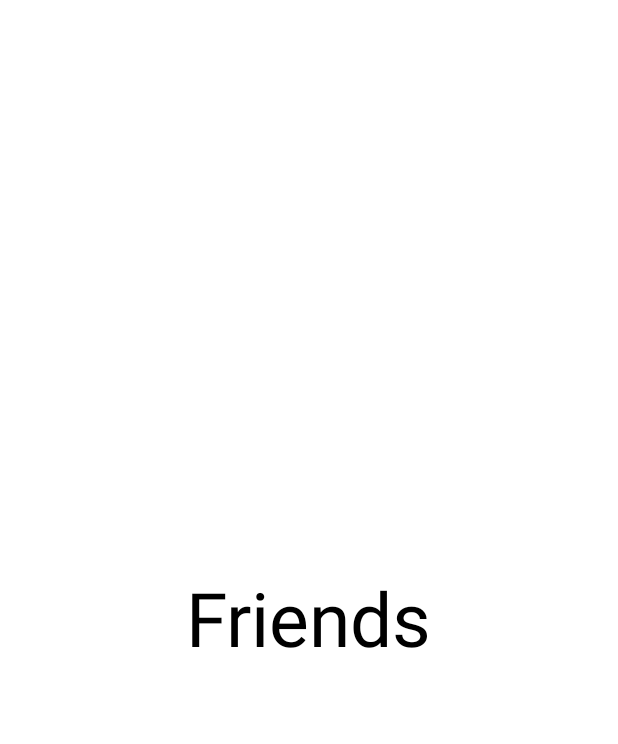
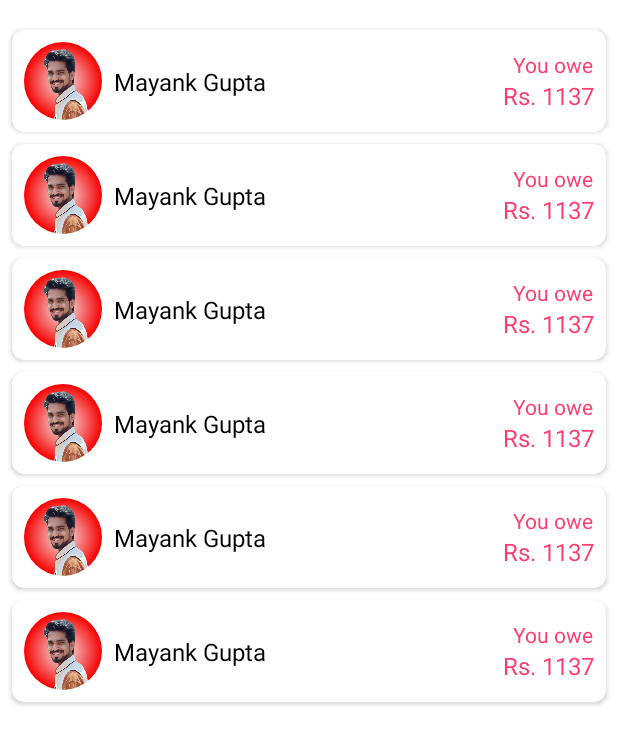
Before and after one commit to ShashankKasera/Splitwise-Expense-Manager, an Android app: the layout fragment_friends.xml on its own in the app's theme, with its tools: preview values and no code run, on a phone screen of 412 x 824 dp. Shown: the top 744 px of the screen. Run offline under Robolectric (Android 15) with nearby library versions, the phone set to English and light mode, and no system bars.

Commit message:
friend Ui Created

```diff
--- a/app/src/main/java/com/example/splitwiseexpensemanager/actionprocessor/Navigator.kt
+++ b/app/src/main/java/com/example/splitwiseexpensemanager/actionprocessor/Navigator.kt
@@ -2,11 +2,11 @@
 
 import android.content.Context
 import android.content.Intent
-import com.example.authentication.MainActivity
 import com.example.authentication.login.LoginActivity
 import com.example.authentication.registration.RegistrationActivity
 import com.example.core.actionprocessor.model.ActionParams
 import com.example.core.extension.toBundle
+import com.example.splitwiseexpensemanager.MainActivity
 import dagger.hilt.android.qualifiers.ActivityContext
 import javax.inject.Inject
 
--- a/app/src/main/res/layout/fragment_friends.xml
+++ b/app/src/main/res/layout/fragment_friends.xml
@@ -6,13 +6,13 @@
     tools:context=".fragments.FriendsFragment"
     android:id="@+id/friends_fragment">
 
-    <!-- TODO: Update blank fragment layout -->
-    <TextView
-        android:layout_width="wrap_content"
+    <androidx.recyclerview.widget.RecyclerView
+        android:id="@+id/rv_friend"
+        android:layout_width="match_parent"
         android:layout_height="wrap_content"
-        android:text="Friends"
-        android:textSize="50dp"
-        android:layout_gravity="center"
-        android:textColor="@color/black" />
+        tools:itemCount="10"
+        android:layout_marginTop="16dp"
+        android:layout_marginBottom="16dp"
+        tools:listitem="@layout/friend_item" />
 
 </FrameLayout>
--- /dev/null
+++ b/app/src/main/res/layout/friend_item.xml
@@ -0,0 +1,76 @@
+<?xml version="1.0" encoding="utf-8"?>
+<androidx.constraintlayout.widget.ConstraintLayout xmlns:android="http://schemas.android.com/apk/res/android"
+    android:layout_width="match_parent"
+    android:layout_height="wrap_content"
+    xmlns:app="http://schemas.android.com/apk/res-auto">
+
+    <androidx.cardview.widget.CardView
+
+        android:layout_width="match_parent"
+        android:layout_height="wrap_content"
+        android:layout_marginLeft="8dp"
+        android:layout_marginRight="8dp"
+        android:layout_marginBottom="4dp"
+        android:layout_marginTop="4dp"
+        app:cardCornerRadius="8dp"
+        app:cardElevation="2dp"
+        app:layout_constraintBottom_toBottomOf="parent"
+        app:layout_constraintEnd_toEndOf="parent"
+        app:layout_constraintStart_toStartOf="parent"
+        app:layout_constraintTop_toTopOf="parent">
+
+        <androidx.constraintlayout.widget.ConstraintLayout
+            android:layout_width="match_parent"
+            android:layout_height="wrap_content">
+
+            <de.hdodenhof.circleimageview.CircleImageView
+                android:id="@+id/civ_friend"
+                android:layout_width="68dp"
+                android:layout_height="68dp"
+                android:padding="8dp"
+                android:src="@drawable/mayank"
+                app:layout_constraintStart_toStartOf="parent"
+                app:layout_constraintTop_toTopOf="parent" />
+
+            <TextView
+                android:id="@+id/tv_friend_name"
+                android:layout_width="0dp"
+                android:layout_height="wrap_content"
+                android:text="Mayank Gupta"
+                android:textColor="@color/black"
+                android:textSize="16dp"
+                app:layout_constraintBottom_toBottomOf="@+id/civ_friend"
+                app:layout_constraintEnd_toStartOf="@+id/linearLayout"
+                app:layout_constraintStart_toEndOf="@+id/civ_friend"
+                app:layout_constraintTop_toTopOf="@+id/civ_friend" />
+
+            <LinearLayout
+                android:id="@+id/linearLayout"
+                android:layout_width="wrap_content"
+                android:layout_height="wrap_content"
+                android:layout_marginRight="8dp"
+                android:orientation="vertical"
+                app:layout_constraintBottom_toBottomOf="parent"
+                app:layout_constraintEnd_toEndOf="parent"
+                app:layout_constraintTop_toTopOf="parent">
+
+                <TextView
+                    android:id="@+id/tv_friend_owe_or_owed"
+                    android:layout_width="wrap_content"
+                    android:layout_height="wrap_content"
+                    android:layout_gravity="end"
+                    android:text="You owe"
+                    android:textColor="@color/primary_dark" />
+
+                <TextView
+                    android:id="@+id/tv_friend_owe_or_owed_amount"
+                    android:layout_width="wrap_content"
+                    android:layout_height="wrap_content"
+                    android:layout_gravity="end"
+                    android:text="Rs. 1137"
+                    android:textColor="@color/primary_dark"
+                    android:textSize="16dp" />
+            </LinearLayout>
+        </androidx.constraintlayout.widget.ConstraintLayout>
+    </androidx.cardview.widget.CardView>
+</androidx.constraintlayout.widget.ConstraintLayout>
--- a/authentication/src/main/java/com/example/authentication/login/LoginActivity.kt
+++ b/authentication/src/main/java/com/example/authentication/login/LoginActivity.kt
@@ -1,6 +1,5 @@
 package com.example.authentication.login
 
-import android.content.Intent
 import android.os.Bundle
 import android.util.Log
 import android.view.View
@@ -9,8 +8,6 @@
 import androidx.activity.viewModels
 import androidx.appcompat.app.AppCompatActivity
 import androidx.lifecycle.lifecycleScope
-import com.example.authentication.MainActivity
-import com.example.authentication.registration.RegistrationActivity
 import com.example.core.actionprocessor.ActionProcessor
 import com.example.core.actionprocessor.ActionType
 import com.example.core.actionprocessor.model.ActionRequestSchema
--- a/authentication/src/main/java/com/example/authentication/registration/RegistrationActivity.kt
+++ b/authentication/src/main/java/com/example/authentication/registration/RegistrationActivity.kt
@@ -1,18 +1,13 @@
 package com.example.authentication.registration
 
-import android.content.Intent
 import android.os.Bundle
 import android.util.Log
 import android.view.View
 import android.widget.EditText
 import android.widget.TextView
-import android.widget.Toast
 import androidx.activity.viewModels
 import androidx.appcompat.app.AppCompatActivity
 import androidx.lifecycle.lifecycleScope
-import com.example.authentication.MainActivity
-import com.example.authentication.login.LoginActivity
-import com.example.authentication.login.LoginViewModel
 import com.example.core.actionprocessor.ActionProcessor
 import com.example.core.actionprocessor.ActionType
 import com.example.core.actionprocessor.model.ActionRequestSchema
@@ -21,7 +16,6 @@
 import com.example.core.network.NetworkCallState
 import com.example.splitwiseexpensemanager.authentication.R
 import com.google.firebase.auth.FirebaseAuth
-import com.google.firebase.auth.FirebaseUser
 import dagger.hilt.android.AndroidEntryPoint
 import kotlinx.coroutines.launch
 import javax.inject.Inject
```
Also changed, not shown: app/src/main/java/com/example/splitwiseexpensemanager/MainActivity.kt (+30 -7 lines), app/src/main/java/com/example/splitwiseexpensemanager/adapter/FriendAdapter.kt (added, +41 -0 lines), app/src/main/java/com/example/splitwiseexpensemanager/fragments/FriendsFragment.kt (+12 -23 lines), app/src/main/java/com/example/splitwiseexpensemanager/fragments/GroupFragment.kt (+0 -10 lines), app/src/main/res/layout/activity_main.xml (+10 -13 lines), app/src/main/res/menu/bottom_nav.xml (+4 -4 lines), authentication/src/main/java/com/example/authentication/MainActivity.kt (deleted, +0 -12 lines), authentication/src/main/res/layout/activity_main.xml (deleted, +0 -9 lines), 1 other file.
